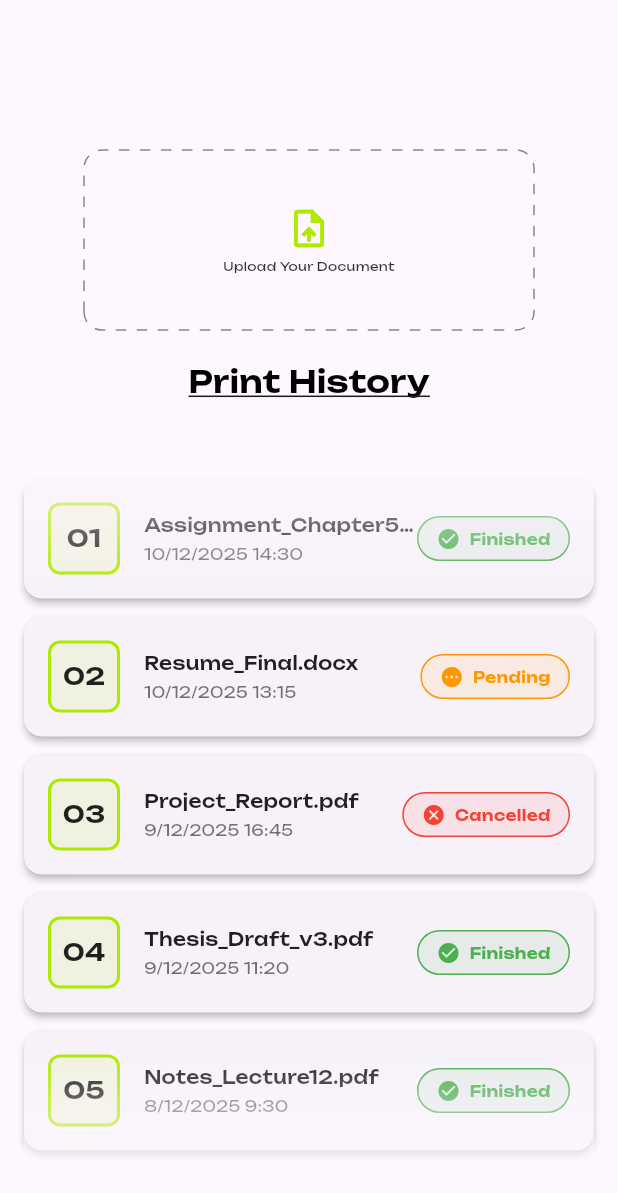
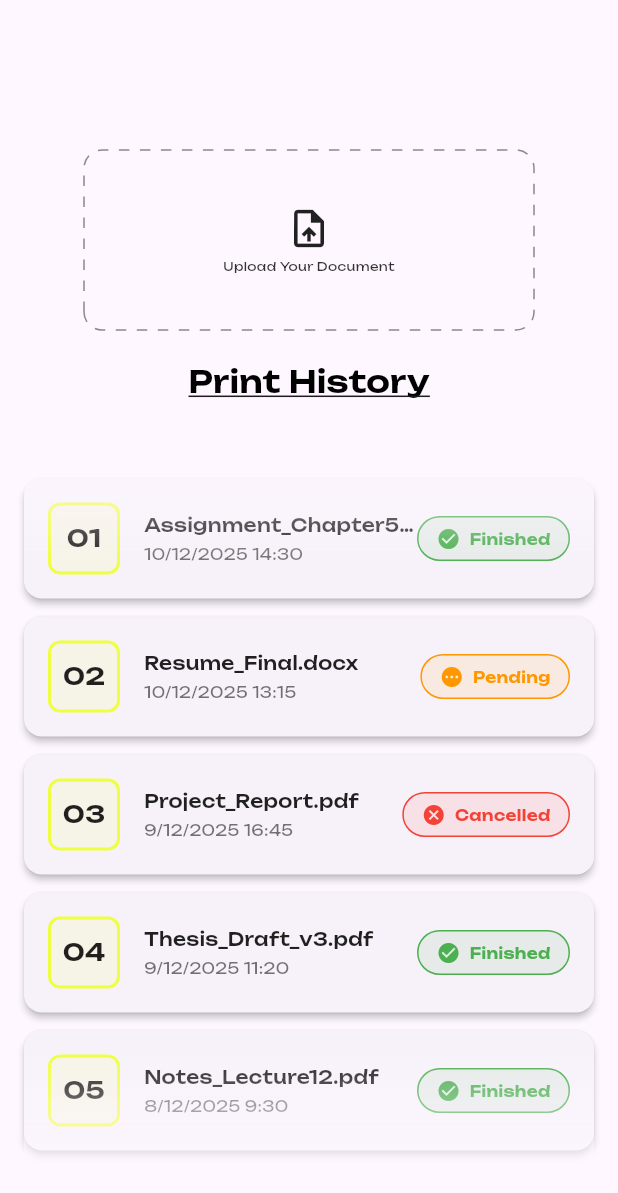
Before and after one commit to KNOWASJOHN/Catino, a Flutter app: the PrintPage screen opened directly, on a phone screen of 412 x 824 dp. Shown: the top 1193 px of the screen. Run offline on Flutter 3.47's test engine with Material 3 defaults, Android fonts, the phone set to English and light mode, and no system bars; drawn by our look-alikes of dotted_border; project files that could hold a hidden picture were left out.

Commit message:
fixing small errors

```diff
--- a/lib/components/header.dart
+++ b/lib/components/header.dart
@@ -13,7 +13,7 @@ class Header extends StatelessWidget {
       child: BackdropFilter(
         filter: ImageFilter.blur(sigmaX: 3, sigmaY: 3),
         child: Container(
-          color: Colors.white.withValues(alpha: 0.2),
+          color: Colors.white.withOpacity(0.2),
           child: Padding(
             padding: const EdgeInsets.fromLTRB(10.0, 20.0, 10.0, 20.0),
             child: Row(
@@ -23,7 +23,7 @@ class Header extends StatelessWidget {
                 SizedBox(width: 2),
                 Column(
                   crossAxisAlignment: CrossAxisAlignment.start,
-                  mainAxisSize: MainAxisSize.min,
+                  mainAxisAlignment: MainAxisAlignment.center,
                   children: [
                     Text(
                       'Welcome to',
--- a/lib/components/print_history.dart
+++ b/lib/components/print_history.dart
@@ -103,7 +103,7 @@ class PrintHistory extends StatelessWidget {
                           Colors.white,
                           Colors.transparent,
                         ],
-                        stops: [0.0, 0.23, 0.80, 1.0],
+                        stops: [0.0, 0.20, 0.80, 1.0],
                       ).createShader(bounds);
                     },
                     blendMode: BlendMode.dstIn,
@@ -182,9 +182,9 @@ class PrintHistory extends StatelessWidget {
       width: 48,
       height: 48,
       decoration: BoxDecoration(
-        color: Colors.limeAccent.shade700.withOpacity(0.1),
+        color: Colors.limeAccent.withOpacity(0.1),
         borderRadius: BorderRadius.circular(8),
-        border: Border.all(color: Colors.limeAccent.shade700, width: 2),
+        border: Border.all(color: Colors.limeAccent, width: 2),
       ),
       child: Center(
         child: Text(
--- a/lib/components/upload.dart
+++ b/lib/components/upload.dart
@@ -26,8 +26,7 @@ class Upload extends StatelessWidget {
                   Icon(
                     Icons.upload_file,
                     size: 30,
-                    color: Colors.limeAccent.shade700,
-
+                    color: Colors.black87,
                   ),
                   SizedBox(height: 4),
                   Text(
--- a/lib/main.dart
+++ b/lib/main.dart
@@ -58,9 +58,10 @@ class _MainScreenState extends State<MainScreen> {
             extendBodyBehindAppBar: true,
             extendBody: true,
             appBar: AppBar(
-              backgroundColor: Colors.transparent,
+              backgroundColor: Colors.white.withOpacity(0),
               elevation: 0,
-              toolbarHeight: 60,
+              toolbarHeight: 55,
+              scrolledUnderElevation: 0,
               flexibleSpace: Header(
                 onNotificationTap: () {
                   setState(() {
```
